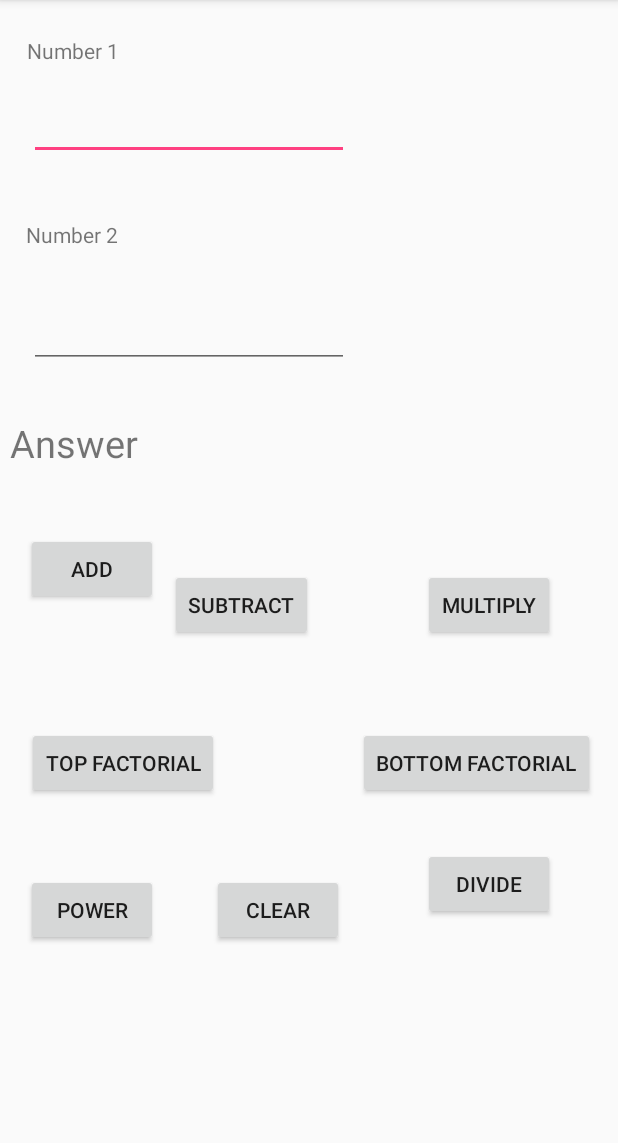
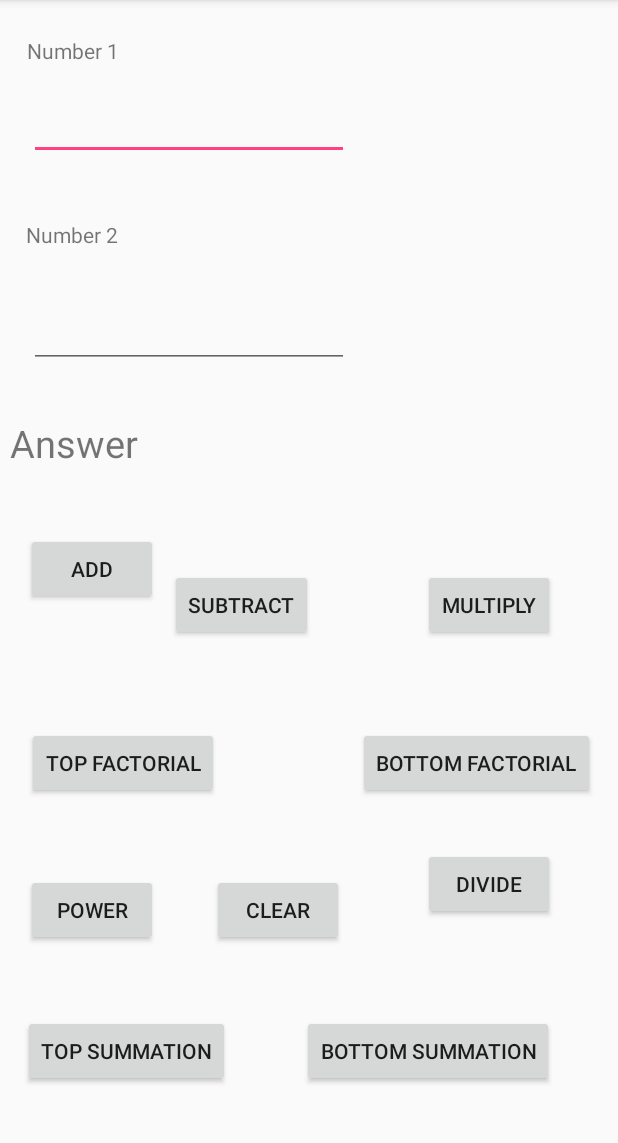
Before and after one commit to thearkochatterjee/AP-Computer-Science, an Android app: the screen it shows after launch (MainActivity), on a phone screen of 412 x 824 dp, the part 84-1227 px from its top. Run offline under Robolectric (Android 15) with nearby library versions, the phone set to English and light mode, and no system bars.

Commit message:
Update Project

```diff
--- a/calculator 2/calculator2/app/src/main/res/layout/activity_main.xml
+++ b/calculator 2/calculator2/app/src/main/res/layout/activity_main.xml
@@ -5,6 +5,23 @@
     android:layout_width="match_parent"
     android:layout_height="match_parent"
     tools:context="com.example.arko.calculator.MainActivity">
+
+    <Button
+        android:id="@+id/btnbotsum"
+        android:layout_width="wrap_content"
+        android:layout_height="wrap_content"
+        android:layout_marginBottom="8dp"
+        android:layout_marginLeft="8dp"
+        android:layout_marginRight="8dp"
+        android:layout_marginTop="8dp"
+        android:onClick="sumbot"
+        android:text="Bottom Summation"
+        app:layout_constraintBottom_toBottomOf="parent"
+        app:layout_constraintHorizontal_bias="0.849"
+        app:layout_constraintLeft_toLeftOf="parent"
+        app:layout_constraintRight_toRightOf="parent"
+        app:layout_constraintTop_toTopOf="parent"
+        app:layout_constraintVertical_bias="0.95" />
 
     <Button
         android:id="@+id/btnbotfact"
@@ -212,4 +229,21 @@
         app:layout_constraintTop_toTopOf="parent"
         app:layout_constraintVertical_bias="0.677" />
 
+    <Button
+        android:id="@+id/btnsumtop"
+        android:layout_width="wrap_content"
+        android:layout_height="wrap_content"
+        android:layout_marginBottom="8dp"
+        android:layout_marginLeft="8dp"
+        android:layout_marginRight="8dp"
+        android:layout_marginTop="8dp"
+        android:onClick="sumtop"
+        android:text="Top Summation"
+        app:layout_constraintBottom_toBottomOf="parent"
+        app:layout_constraintHorizontal_bias="0.028"
+        app:layout_constraintLeft_toLeftOf="parent"
+        app:layout_constraintRight_toRightOf="parent"
+        app:layout_constraintTop_toTopOf="parent"
+        app:layout_constraintVertical_bias="0.95" />
+
 </android.support.constraint.ConstraintLayout>
```
Also changed, not shown: calculator 2/calculator2/app/src/main/java/com/example/arko/calculator/MainActivity.java (+72 -3 lines), 1 other file.
